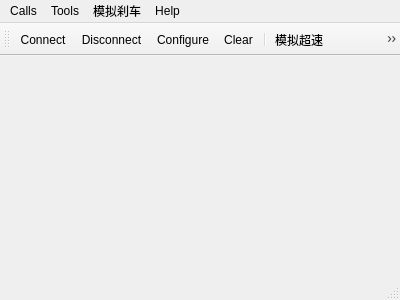
Before: the Qt Designer form src/mainwindow.ui in money0534/Notepad_QtCLion, drawn with Qt 5.
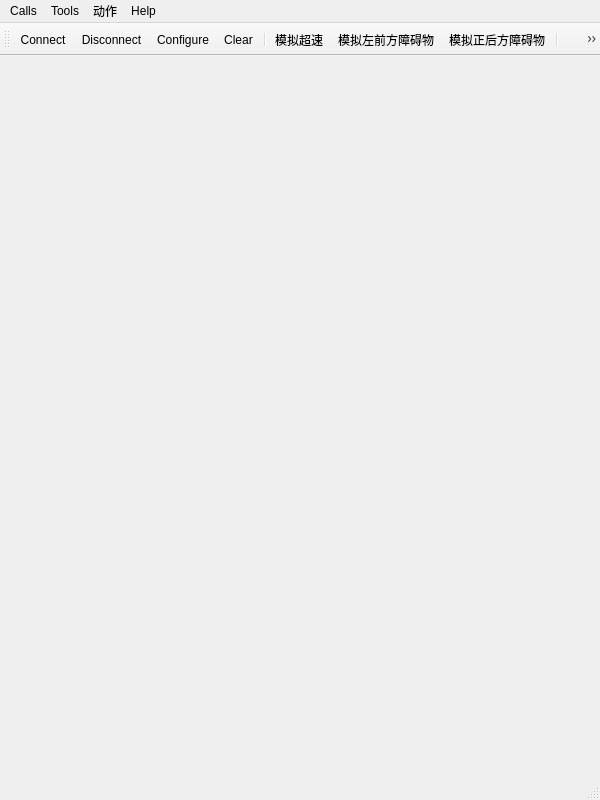
After: the same form once the commit is applied. Icons and pictures are not drawn.

Commit message: 修改响应方式，检查连接

What changed in the file:
```diff
--- a/src/mainwindow.ui
+++ b/src/mainwindow.ui
@@ -6,8 +6,8 @@
    <rect>
     <x>0</x>
     <y>0</y>
-    <width>400</width>
-    <height>300</height>
+    <width>600</width>
+    <height>800</height>
    </rect>
   </property>
   <property name="windowTitle">
@@ -25,7 +25,7 @@
     <rect>
      <x>0</x>
      <y>0</y>
-     <width>400</width>
+     <width>600</width>
      <height>26</height>
     </rect>
    </property>
@@ -54,7 +54,7 @@
    </widget>
    <widget class="QMenu" name="menuSimulation">
     <property name="title">
-     <string>模拟刹车</string>
+     <string>动作</string>
     </property>
     <addaction name="actionOverSpeed"/>
     <addaction name="actionLeftFront"/>
@@ -80,6 +80,8 @@
    <addaction name="actionOverSpeed"/>
    <addaction name="actionLeftFront"/>
    <addaction name="actionMidBack"/>
+   <addaction name="separator"/>
+   <addaction name="actionResponseOK"/>
   </widget>
   <widget class="QStatusBar" name="statusBar"/>
   <action name="actionAbout">
@@ -206,6 +208,18 @@
     <string>模拟左前方障碍物</string>
    </property>
   </action>
+  <action name="actionResponseOK">
+   <property name="icon">
+    <iconset>
+     <normaloff>../resources/images/ok.png</normaloff>../resources/images/ok.png</iconset>
+   </property>
+   <property name="text">
+    <string>响应OK</string>
+   </property>
+   <property name="toolTip">
+    <string>响应OK</string>
+   </property>
+  </action>
  </widget>
  <layoutdefault spacing="6" margin="11"/>
  <resources>
```
Left out of the diff: 24 changed lines with no effect on the pictures. The commit also changes 5 other files.
